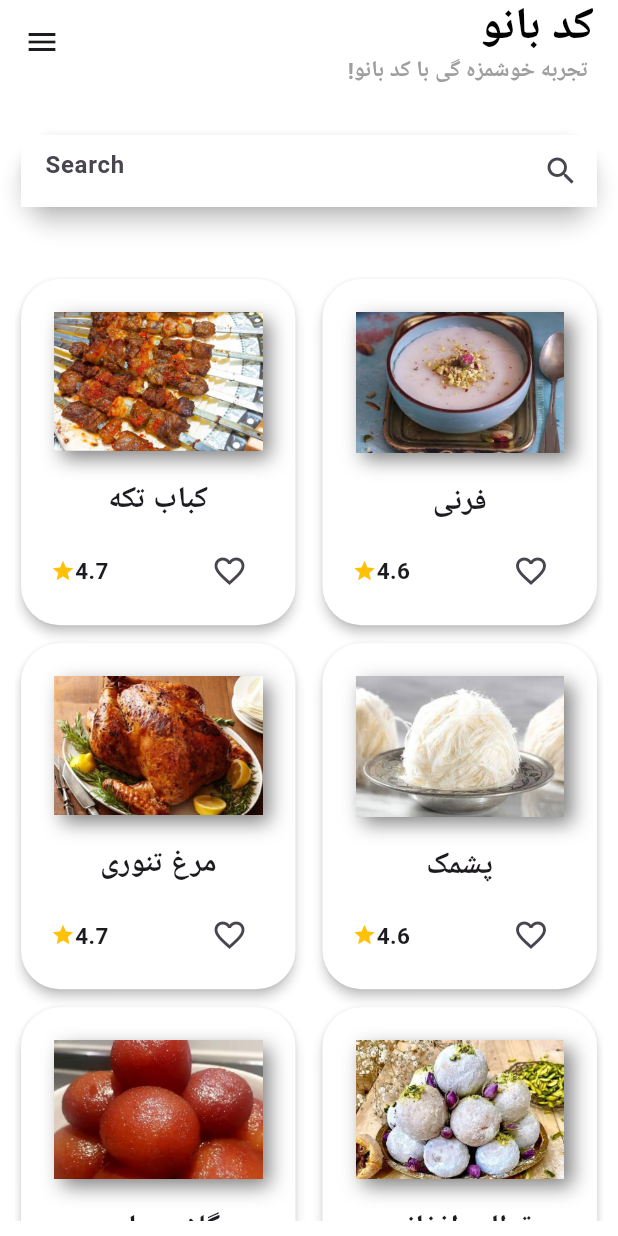
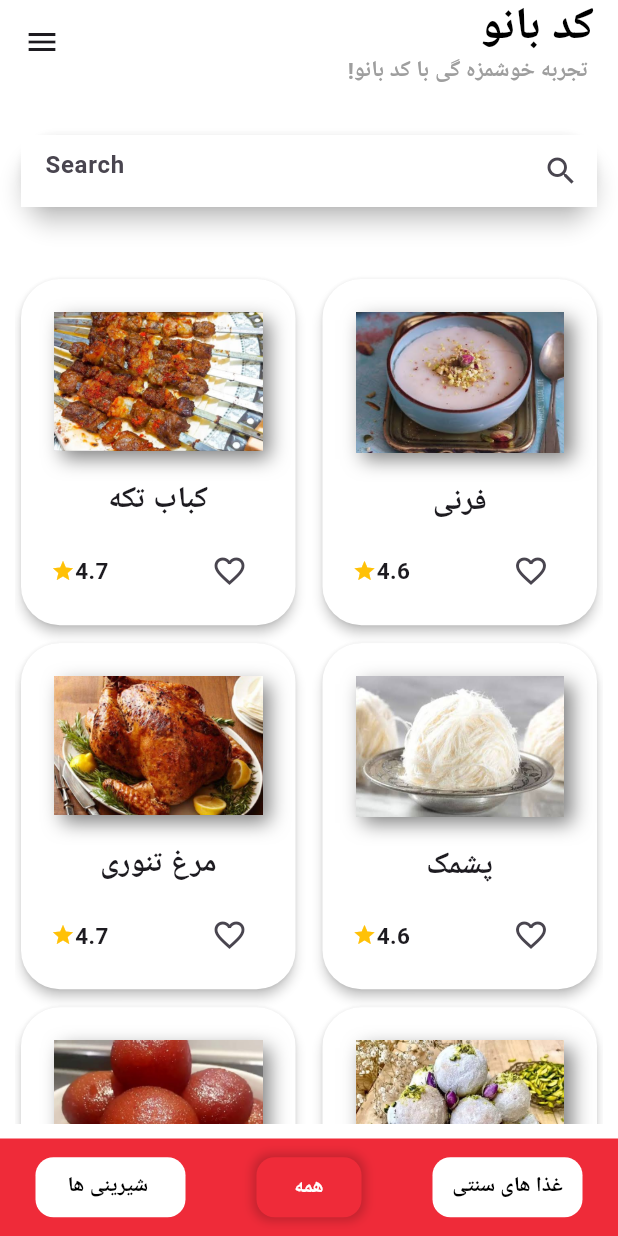
Before and after one commit to roya-zadran/Kadbanoo-application, a Flutter app: the screen it shows after launch, on a phone screen of 412 x 824 dp. Run offline on Flutter 3.47's test engine with Material 3 defaults, Android fonts, the phone set to English and light mode, and no system bars; Roboto replaces fonts that are missing (Samim Bold).

Commit message:
sweet screen and tardioal meals screen

```diff
--- a/lib/createdWidgets/foodDescriptionList.dart
+++ b/lib/createdWidgets/foodDescriptionList.dart
@@ -185,10 +185,11 @@ class DataBase {
           name: 'فرنی',
           image: 'assets/sweets_images/Firini.jpeg',
           rating: 4.6,
-          description: 'فرنی یک دسر سنتی و خوشمزه است که از شیر، آرد برنج و شکر تهیه می‌شود. این دسر نرم، کرمی و معطر است و معمولاً با گلاب و پسته یا بادام تزیین می‌شود. فرنی در مراسم‌ها و مهمانی‌ها به‌عنوان دسر سرو می‌شود و طعم دلپذیری دارد',
+          description: 'فرنی یک دسر سنتی و خوشمزه است که از شیر، آرد برنج و شکر تهیه می‌شود. این دسر نرم، کرمی و معطر است و معمولاً با گلاب و پسته یا بادام تزیین می‌شود. فرنی در مراسم‌ها و مهمانی‌ها به‌عنوان دسر سرو می‌شود و طعم دلپذیری دارد.',
           ingredients: 'شیر: ۴ پیمانه (۸۰۰ میلی‌لیتر) ,آرد برنج: ۳ قاشق غذاخوری (۳۰ گرم) ,شکر: ۱/۲ پیمانه (۱۰۰ گرم), گلاب: ۲ قاشق غذاخوری, پودر هل: ۱/۲ قاشق چای‌خوری, کره: ۱ قاشق غذاخوری ,پسته یا بادام خرد شده برای تزیین: به میزان لازم'
   ,
-          recipe: ''),
+          recipe: 'آرد برنج را در یک کاسه با کمی شیر سرد مخلوط کنید تا گوله گوله نشود. باقی‌مانده شیر را در یک قابلمه بریزید و بر روی حرارت متوسط قرار دهید تا گرم شود. آرد برنج حل‌شده را به شیر گرم اضافه کرده و مرتب هم بزنید تا مخلوط غلیظ و کرمی شود. وقتی مخلوط به غلظت مطلوب رسید، شکر را اضافه کرده و هم بزنید تا شکر حل شود. گلاب و پودر هل را به فرنی اضافه کرده و هم بزنید. بعد از این که فرنی غلیظ شد، آن را از روی حرارت بردارید و کره را اضافه کنید تا به فرنی لطافت بدهد.فرنی را در ظرف‌های کوچک بریزید و بگذارید کمی خنک شود.در پایان، فرنی را با پسته یا بادام خرد شده تزیین کنید.'
+          ),
       FoodItem(
           name: 'دسر ماست',
           image: 'assets/sweets_images/Dasari_mast.jpeg',
@@ -439,7 +440,7 @@ class DataBase {
           recipe: ''),
       FoodItem(
           name: 'بامیه خورش',
-          image: 'assets/traditional_images/bamya_khursh.jpeg',
+          image: 'assets/traditional_images/bamya_khursh.jpg',
           rating: 4.7,
           description: '',
           ingredients: '',
@@ -652,7 +653,7 @@ class DataBase {
           recipe: ''),
       FoodItem(
           name: 'بامیه خورش',
-          image: 'assets/traditional_images/bamya_khursh.jpeg',
+          image: 'assets/traditional_images/bamya_khursh.jpg',
           rating: 4.7,
           description: '',
           ingredients: '',
--- a/lib/screens/homeScreen.dart
+++ b/lib/screens/homeScreen.dart
@@ -104,7 +104,54 @@ class _HomeScreenState extends State<HomeScreen> {
             ),
           ),
           // Category Cards
-
+          Container(
+            height: 65,
+            decoration: BoxDecoration(color: kBottomContainerColor),
+            child: Row(
+              mainAxisAlignment: MainAxisAlignment.spaceAround,
+              children: List.generate(myDatabase.foodCategories.length,
+                      (SelectedContainer) {
+                    return GestureDetector(
+                      onTap: () {
+                        setState(() {
+                          _selectedCatagory = SelectedContainer;
+                        });
+                      },
+                      child: AnimatedContainer(
+                        duration: Duration(milliseconds: 100),
+                        // Adjust width for 'همه'
+                        width: SelectedContainer == 1 ? 70 : 100,
+                        height: 40,
+                        decoration: BoxDecoration(
+                          color: _selectedCatagory == SelectedContainer
+                              ? kBottomContainerColor
+                              : Colors.white,
+                          borderRadius: BorderRadius.circular(12),
+                          boxShadow: [
+                            BoxShadow(
+                              color: _selectedCatagory == SelectedContainer
+                                  ? Colors.black.withOpacity(0.2)
+                                  : Colors.transparent,
+                              spreadRadius: 2,
+                              blurRadius: 5,
+                            ),
+                          ],
+                        ),
+                        alignment: Alignment.center,
+                        child: Text(
+                          myDatabase.foodCategories[SelectedContainer],
+                          style: TextStyle(
+                            color: _selectedCatagory == SelectedContainer
+                                ? kBackgroundColor
+                                : kContainerTextColor,
+                            fontWeight: FontWeight.bold,
+                          ),
+                        ),
+                      ),
+                    );
+                  }),
+            ),
+          ),
         ],
       ),
     );
```
Also changed, not shown: assets/traditional_images/bamya_khursh.jpg (added), 1 other file.
